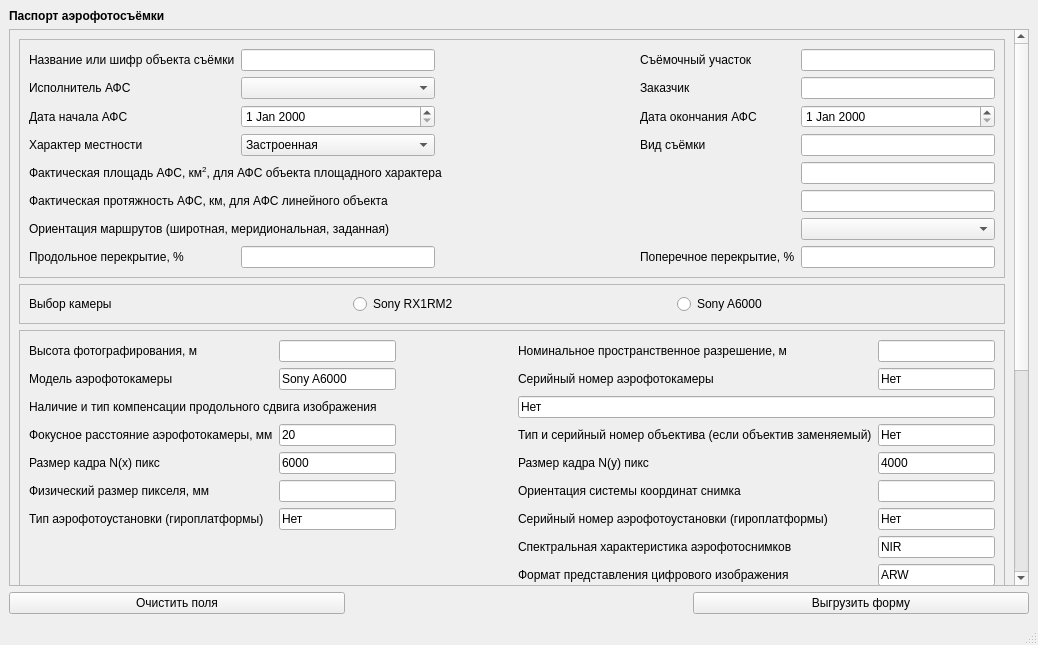
ji-tf/aerial_photography_gui, file Aerial_Photography_GUI_dialog_base.ui: the form before one commit.
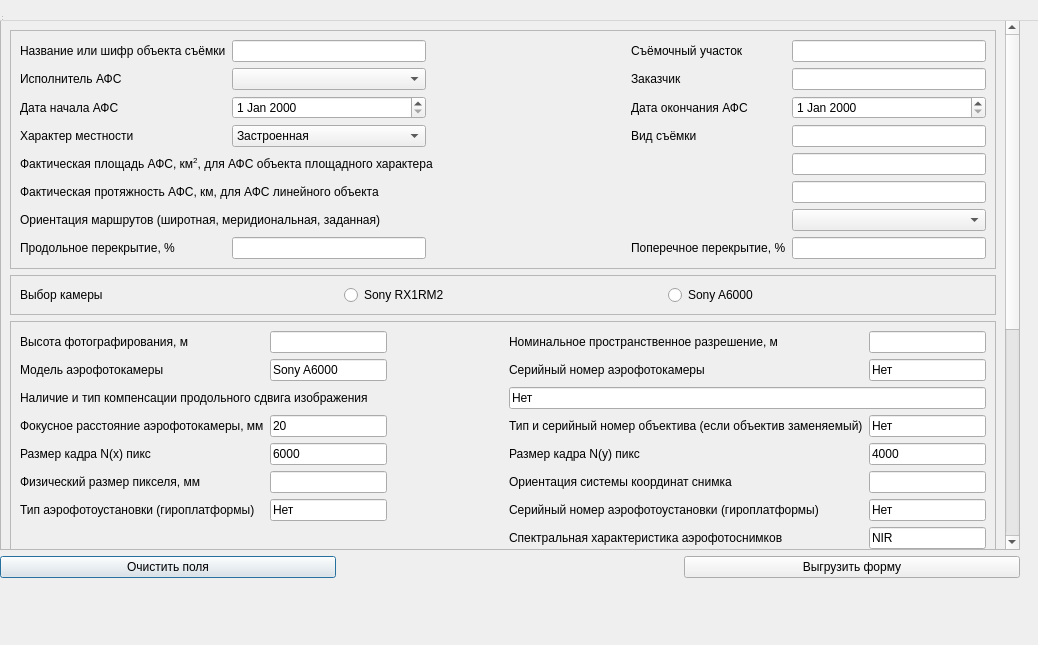
The form after the commit.

What changed in the file:
```diff
--- a/Aerial_Photography_GUI_dialog_base.ui
+++ b/Aerial_Photography_GUI_dialog_base.ui
@@ -1,7 +1,7 @@
 <?xml version="1.0" encoding="UTF-8"?>
 <ui version="4.0">
- <class>MainWindow</class>
- <widget class="QMainWindow" name="MainWindow">
+ <class>AerialPhotographyGUIDialogBase</class>
+ <widget class="QDialog" name="AerialPhotographyGUIDialogBase">
   <property name="geometry">
    <rect>
     <x>0</x>
```
Left out of the diff: 2 changed lines with no effect on the pictures.
